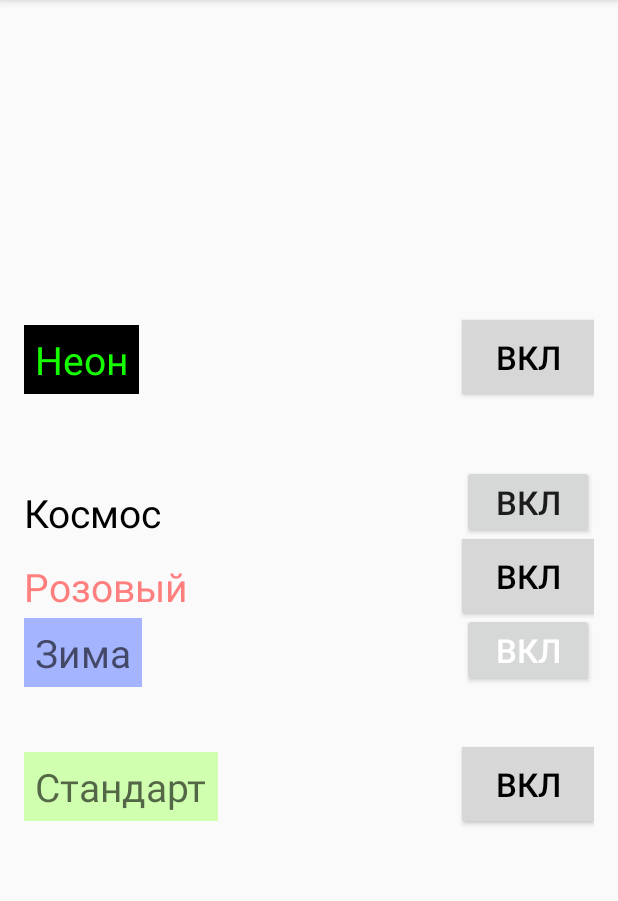
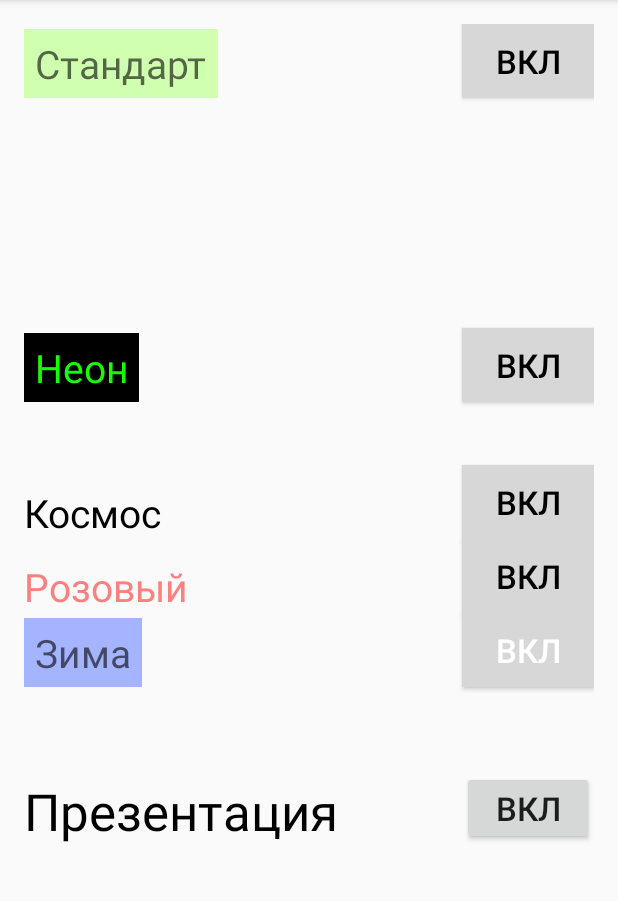
Before and after one commit to AppCampSiberia/ChatBot, an Android app: the Settings screen opened directly, with no data from a screen before it, after a tap on "ВКЛ", on a phone screen of 412 x 824 dp, the part 84-985 px from its top. Run offline under Robolectric (Android 15) with nearby library versions, the phone set to English and light mode, and no system bars.

Commit message:
Кнопки не горят одновременно
не горят одновременно

```diff
--- a/app/src/main/java/ru/appcampsiberia/chatbot/MainActivity.java
+++ b/app/src/main/java/ru/appcampsiberia/chatbot/MainActivity.java
@@ -98,6 +98,8 @@ public class MainActivity extends AppCompatActivity {
     protected void onCreate(Bundle savedInstanceState) {
         super.onCreate(savedInstanceState);
         setContentView(R.layout.activity_main);
+
+
 
         relativeLayout = (RelativeLayout) findViewById(R.id.RelativeLayout);
 
--- a/app/src/main/java/ru/appcampsiberia/chatbot/Settings.java
+++ b/app/src/main/java/ru/appcampsiberia/chatbot/Settings.java
@@ -14,6 +14,7 @@ public class Settings extends AppCompatActivity {
     Button buttonColor;
     Button buttonSpace;
     Button buttonStandart;
+    Button buttonPres;
     int color = Color.parseColor("#d7d7d7");
 
     @Override
@@ -23,9 +24,76 @@ public class Settings extends AppCompatActivity {
 
         buttonZima = (Button) findViewById(R.id.buttonZima);
         buttonNeon = (Button) findViewById(R.id.buttonNeon);
-        buttonStandart = (Button) findViewById(R.id.buttonStandart);+
+        buttonStandart = (Button) findViewById(R.id.buttonStandart);
         buttonSpace = (Button) findViewById(R.id.buttonSpace);
         buttonColor = (Button) findViewById(R.id.buttonColor);
+        buttonPres = (Button) findViewById(R.id.buttonPres);
+
+        SharedPreferences p = getSharedPreferences("cur_theme", MODE_PRIVATE);
+        String c = p.getString("cur_theme","standart" );
+        if (c.equals("standart")) {
+            buttonStandart.setBackgroundColor(Color.parseColor("#cfffaf"));
+            buttonStandart.setTextColor(Color.parseColor("#000000"));
+
+            buttonColor.setTextColor(Color.parseColor("#000000"));
+            buttonColor.setBackgroundColor(color);
+            buttonNeon.setBackgroundColor(color);
+            buttonNeon.setTextColor(Color.parseColor("#000000"));
+            buttonSpace.setBackgroundColor(color);
+            buttonSpace.setTextColor(Color.parseColor("#000000"));
+            buttonZima.setBackgroundColor(color);
+            buttonZima.setTextColor(Color.parseColor("#000000"));
+        } else if (c.equals("neon")) {
+            buttonNeon.setTextColor(Color.parseColor("#0CFF00"));
+            buttonNeon.setBackgroundColor(Color.parseColor("#000000"));
+
+            buttonStandart.setTextColor(Color.parseColor("#000000"));
+            buttonStandart.setBackgroundColor(color);
+            buttonColor.setTextColor(Color.parseColor("#000000"));
+            buttonColor.setBackgroundColor(color);
+            buttonSpace.setBackgroundColor(color);
+            buttonSpace.setTextColor(Color.parseColor("#000000"));
+            buttonZima.setBackgroundColor(color);
+            buttonZima.setTextColor(Color.parseColor("#000000"));
+        } else if (c.equals("space")) {
+            buttonStandart.setTextColor(Color.parseColor("#000000"));
+            buttonStandart.setBackgroundColor(color);
+            buttonColor.setTextColor(Color.parseColor("#000000"));
+            buttonColor.setBackgroundColor(color);
+            buttonNeon.setBackgroundColor(color);
+            buttonNeon.setTextColor(Color.parseColor("#000000"));
+            buttonZima.setBackgroundColor(color);
+            buttonZima.setTextColor(Color.parseColor("#000000"));
+
+            buttonSpace.setTextColor(Color.parseColor("#ecf2fe"));
+            buttonSpace.setBackgroundColor(Color.parseColor("#040f49"));
+        } else if (c.equals("zima")) {
+            buttonZima.setTextColor(Color.parseColor("#ffffff"));
+            buttonZima.setTextColor(Color.parseColor("#eaf9fe"));
+
+            buttonStandart.setTextColor(Color.parseColor("#000000"));
+            buttonStandart.setBackgroundColor(color);
+            buttonColor.setTextColor(Color.parseColor("#000000"));
+            buttonColor.setBackgroundColor(color);
+            buttonNeon.setBackgroundColor(color);
+            buttonNeon.setTextColor(Color.parseColor("#000000"));
+            buttonSpace.setBackgroundColor(color);
+            buttonSpace.setTextColor(Color.parseColor("#000000"));
+        } else if (c.equals("color")) {
+            buttonColor.setBackgroundColor(Color.parseColor("#FFBABA"));
+            buttonColor.setBackgroundColor(Color.parseColor("#ff51ff"));
+
+            buttonStandart.setTextColor(Color.parseColor("#000000"));
+            buttonStandart.setBackgroundColor(color);
+            buttonNeon.setBackgroundColor(color);
+            buttonNeon.setTextColor(Color.parseColor("#000000"));
+            buttonSpace.setBackgroundColor(color);
+            buttonSpace.setTextColor(Color.parseColor("#000000"));
+            buttonZima.setBackgroundColor(color);
+            buttonZima.setTextColor(Color.parseColor("#000000"));
+        }
+
+
 
 
 
@@ -45,8 +113,11 @@ public class Settings extends AppCompatActivity {
                 buttonZima.setBackgroundColor(color);
                 buttonZima.setTextColor(Color.parseColor("#000000"));
 
+                SharedPreferences.Editor editor = getSharedPreferences("cur_theme",MODE_PRIVATE).edit();
+                editor.putString("cur_theme", "neon");
+                editor.commit();
 
-                SharedPreferences.Editor editor = getSharedPreferences("color_background",MODE_PRIVATE).edit();
+                editor = getSharedPreferences("color_background",MODE_PRIVATE).edit();
                 editor.putString("color_background", "#000000");
                 editor.commit();
 
@@ -79,18 +150,22 @@ public class Settings extends AppCompatActivity {
                 editor.commit();
 
 
+            }
+        });
 
-
+                buttonPres.setOnClickListener(new View.OnClickListener() {
+                    @Override
+                    public void onClick(View view) {
 
 
 
                     }
                  });
+
+
                 buttonSpace.setOnClickListener(new View.OnClickListener() {
                     @Override
                     public void onClick(View v) {
-                buttonSpace.setBackgroundColor(Color.parseColor("#000000"));
-                buttonSpace.setTextColor(Color.parseColor("#ffffff"));
 
                         buttonStandart.setTextColor(Color.parseColor("#000000"));
                         buttonStandart.setBackgroundColor(color);
@@ -103,35 +178,39 @@ public class Settings extends AppCompatActivity {
 
                         buttonSpace.setTextColor(Color.parseColor("#ecf2fe"));
                         buttonSpace.setBackgroundColor(Color.parseColor("#040f49"));
-                SharedPreferences.Editor editor = getSharedPreferences("color_background",MODE_PRIVATE).edit();
+                        SharedPreferences.Editor editor = getSharedPreferences("color_background", MODE_PRIVATE).edit();
                         editor.putString("color_background", "#040f49");
                         editor.commit();
 
-                editor = getSharedPreferences("color_mesfield",MODE_PRIVATE).edit();
-                editor.putString("color_mesfield", "#4d0058");
+                        editor = getSharedPreferences("cur_theme", MODE_PRIVATE).edit();
+                        editor.putString("cur_theme", "space");
                         editor.commit();
 
-                editor = getSharedPreferences("color_buttonSet",MODE_PRIVATE).edit();
+                        editor = getSharedPreferences("color_mesfield", MODE_PRIVATE).edit();
+                        editor.putString("color_mesfield", "#ff0016");
+                        editor.commit();
+
+                        editor = getSharedPreferences("color_buttonSet", MODE_PRIVATE).edit();
                         editor.putString("color_buttonSet", "#040f49");
                         editor.commit();
 
-                editor = getSharedPreferences("color_buttonSet2",MODE_PRIVATE).edit();
+                        editor = getSharedPreferences("color_buttonSet2", MODE_PRIVATE).edit();
                         editor.putString("color_buttonSet2", "#8e88b7");
                         editor.commit();
 
-                editor = getSharedPreferences("color_buttonAbout",MODE_PRIVATE).edit();
+                        editor = getSharedPreferences("color_buttonAbout", MODE_PRIVATE).edit();
                         editor.putString("color_buttonAbout", "#040f49");
                         editor.commit();
 
-                editor = getSharedPreferences("color_buttonAbout2",MODE_PRIVATE).edit();
+                        editor = getSharedPreferences("color_buttonAbout2", MODE_PRIVATE).edit();
                         editor.putString("color_buttonAbout2", "#8e88b7");
                         editor.commit();
 
-                editor = getSharedPreferences("color_buttonsubmit2",MODE_PRIVATE).edit();
+                        editor = getSharedPreferences("color_buttonsubmit2", MODE_PRIVATE).edit();
                         editor.putString("color_buttonsubmit2", "#8e88b7");
                         editor.commit();
 
-                editor = getSharedPreferences("color_buttonsubmit",MODE_PRIVATE).edit();
+                        editor = getSharedPreferences("color_buttonsubmit", MODE_PRIVATE).edit();
                         editor.putString("color_buttonsubmit", "#005191");
                         editor.commit();
 
@@ -140,6 +219,12 @@ public class Settings extends AppCompatActivity {
         buttonColor.setOnClickListener(new View.OnClickListener() {
             @Override
             public void onClick(View v) {
+
+
+                SharedPreferences.Editor editor = getSharedPreferences("cur_theme",MODE_PRIVATE).edit();
+                editor.putString("cur_theme", "color");
+                editor.commit();
+
                 buttonColor.setBackgroundColor(Color.parseColor("#FFBABA"));
 
                 buttonStandart.setTextColor(Color.parseColor("#000000"));
@@ -157,7 +242,6 @@ public class Settings extends AppCompatActivity {
         buttonStandart.setOnClickListener(new View.OnClickListener() {
             @Override
             public void onClick(View v) {
-                buttonStandart.setBackgroundColor(Color.parseColor("#cfffaf"));
 
                 buttonStandart.setBackgroundColor(Color.parseColor("#cfffaf"));
                 buttonStandart.setTextColor(Color.parseColor("#000000"));
@@ -173,6 +257,10 @@ public class Settings extends AppCompatActivity {
 
                 SharedPreferences.Editor editor = getSharedPreferences("color_background",MODE_PRIVATE).edit();
                 editor.putString("color_background", "#cfffaf");
+                editor.commit();
+
+                editor = getSharedPreferences("cur_theme",MODE_PRIVATE).edit();
+                editor.putString("cur_theme", "standart");
                 editor.commit();
 
                 editor = getSharedPreferences("color_mesfield",MODE_PRIVATE).edit();
@@ -211,6 +299,11 @@ public class Settings extends AppCompatActivity {
         buttonZima.setOnClickListener(new View.OnClickListener() {
             @Override
             public void onClick(View v) {
+
+                SharedPreferences.Editor editor = getSharedPreferences("cur_theme",MODE_PRIVATE).edit();
+                editor.putString("cur_theme", "zima");
+                editor.commit();
+
                 buttonZima.setTextColor(Color.parseColor("#ffffff"));
 
                 buttonStandart.setTextColor(Color.parseColor("#000000"));
--- a/app/src/main/res/layout/activity_settings.xml
+++ b/app/src/main/res/layout/activity_settings.xml
@@ -24,11 +24,11 @@
         android:layout_height="wrap_content"
         android:text="вкл"
         android:id="@+id/buttonNeon"
+        android:layout_marginBottom="42dp"
+        android:textSize="22dp"
         android:layout_above="@+id/buttonSpace"
-        android:layout_alignParentRight="true"
-        android:layout_alignParentEnd="true"
-        android:layout_marginBottom="47dp"
-        android:textSize="22dp" />
+        android:layout_alignLeft="@+id/buttonSpace"
+        android:layout_alignStart="@+id/buttonSpace" />
 
     <Button
         android:layout_width="wrap_content"
@@ -56,11 +56,10 @@
         android:layout_height="wrap_content"
         android:text="вкл"
         android:id="@+id/buttonStandart"
-        android:layout_below="@+id/buttonZima"
-        android:layout_alignParentRight="true"
-        android:layout_alignParentEnd="true"
-        android:layout_marginTop="40dp"
-        android:textSize="22dp" />
+        android:textSize="22dp"
+        android:layout_alignParentTop="true"
+        android:layout_alignLeft="@+id/buttonNeon"
+        android:layout_alignStart="@+id/buttonNeon" />
 
     <TextView
         android:layout_width="wrap_content"
@@ -136,4 +135,27 @@
         android:paddingRight="7dp"
         android:paddingBottom="5dp" />
 
+    <Button
+        android:layout_width="wrap_content"
+        android:layout_height="wrap_content"
+        android:text="ВКЛ"
+        android:id="@+id/buttonPres"
+        android:layout_below="@+id/buttonZima"
+        android:layout_alignRight="@+id/buttonZima"
+        android:layout_alignEnd="@+id/buttonZima"
+        android:layout_marginTop="56dp"
+        android:textSize="22dp" />
+
+    <TextView
+        android:layout_width="wrap_content"
+        android:layout_height="wrap_content"
+        android:textAppearance="?android:attr/textAppearanceMedium"
+        android:text="Презентация"
+        android:id="@+id/textView12"
+        android:layout_alignBottom="@+id/buttonPres"
+        android:layout_alignParentLeft="true"
+        android:layout_alignParentStart="true"
+        android:textSize="34dp"
+        android:textColor="#000000" />
+
 </RelativeLayout>
```
Lines whose indentation alone changed are shown as unchanged.
